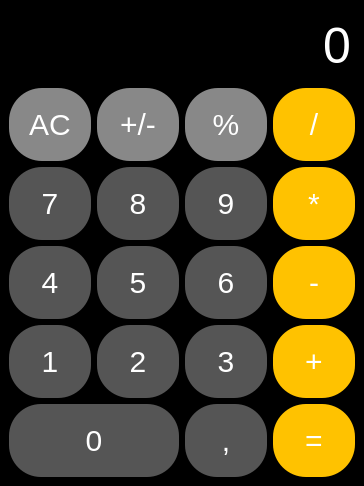
First picture: the form in calcwindow.ui, repository dpopov93/dp93-calculator, before the edit.
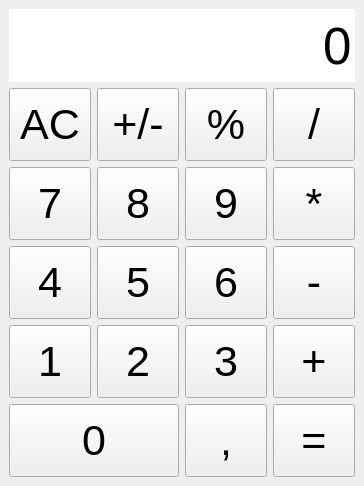
Second picture: the form after the edit. Icons and pictures are not drawn.

The edit to the form file:
```diff
--- a/calcwindow.ui
+++ b/calcwindow.ui
@@ -36,11 +36,6 @@
     <normaloff>:/icon/icon/icon.svg</normaloff>:/icon/icon/icon.svg</iconset>
   </property>
   <widget class="QWidget" name="body">
-   <property name="styleSheet">
-    <string notr="true">QWidget {
-    background-color: #000000;
-}</string>
-   </property>
    <layout class="QHBoxLayout" name="horizontalLayout">
     <item>
      <layout class="QVBoxLayout" name="content">
@@ -54,6 +49,11 @@
             <verstretch>0</verstretch>
            </sizepolicy>
           </property>
+          <property name="font">
+           <font>
+            <pointsize>38</pointsize>
+           </font>
+          </property>
           <property name="mouseTracking">
            <bool>true</bool>
           </property>
@@ -63,14 +63,6 @@
           <property name="contextMenuPolicy">
            <enum>Qt::NoContextMenu</enum>
           </property>
-          <property name="styleSheet">
-           <string notr="true">QLineEdit {
-    background-color: #000000;
-    selection-background-color: #333333;
-    color: #ffffff;
-    font-size: 50px;
-}</string>
-          </property>
           <property name="inputMask">
            <string/>
           </property>
@@ -103,22 +95,10 @@
             <verstretch>0</verstretch>
            </sizepolicy>
           </property>
-          <property name="styleSheet">
-           <string notr="true">QPushButton {
-    background-color: #888888;
-    color: #ffffff;
-    border: none;
-    border-radius: 33px;
-    font: 30px;
-}
-
-QPushButton:hover {
-    background-color: #B3B3B3;
-}
-
-QPushButton:pressed {
-    background-color: #666666;
-}</string>
+          <property name="font">
+           <font>
+            <pointsize>32</pointsize>
+           </font>
           </property>
           <property name="text">
            <string>AC</string>
@@ -133,22 +113,10 @@
             <verstretch>0</verstretch>
            </sizepolicy>
           </property>
-          <property name="styleSheet">
-           <string notr="true">QPushButton {
-    background-color: #888888;
-    color: #ffffff;
-    border: none;
-    border-radius: 33px;
-    font: 30px;
-}
-
-QPushButton:hover {
-    background-color: #B3B3B3;
-}
-
-QPushButton:pressed {
-    background-color: #666666;
-}</string>
+          <property name="font">
+           <font>
+            <pointsize>32</pointsize>
+           </font>
           </property>
           <property name="text">
            <string>+/-</string>
@@ -163,22 +131,10 @@
             <verstretch>0</verstretch>
            </sizepolicy>
           </property>
-          <property name="styleSheet">
-           <string notr="true">QPushButton {
-    background-color: #888888;
-    color: #ffffff;
-    border: none;
-    border-radius: 33px;
-    font: 30px;
-}
-
-QPushButton:hover {
-    background-color: #B3B3B3;
-}
-
-QPushButton:pressed {
-    background-color: #666666;
-}</string>
+          <property name="font">
+           <font>
+            <pointsize>32</pointsize>
+           </font>
           </property>
           <property name="text">
            <string>%</string>
@@ -193,22 +149,10 @@
             <verstretch>0</verstretch>
            </sizepolicy>
           </property>
-          <property name="styleSheet">
-           <string notr="true">QPushButton {
-    background-color: #FFC200;
-    color: #ffffff;
-    border: none;
-    border-radius: 33px;
-    font: 30px;
-}
-
-QPushButton:hover {
-    background-color: #FFD85A;
-}
-
-QPushButton:pressed {
-    background-color: #DBA700;
-}</string>
+          <property name="font">
+           <font>
+            <pointsize>32</pointsize>
+           </font>
           </property>
           <property name="text">
            <string>/</string>
@@ -227,22 +171,10 @@
             <verstretch>0</verstretch>
            </sizepolicy>
           </property>
-          <property name="styleSheet">
-           <string notr="true">QPushButton {
-    background-color: #555555;
-    color: #ffffff;
-    border: none;
-    border-radius: 33px;
-    font: 30px;
-}
-
-QPushButton:hover {
-    background-color: #737373;
-}
-
-QPushButton:pressed {
-    background-color: #333333;
-}</string>
+          <property name="font">
+           <font>
+            <pointsize>32</pointsize>
+           </font>
           </property>
           <property name="text">
            <string>7</string>
@@ -257,22 +189,10 @@
             <verstretch>0</verstretch>
            </sizepolicy>
           </property>
-          <property name="styleSheet">
-           <string notr="true">QPushButton {
-    background-color: #555555;
-    color: #ffffff;
-    border: none;
-    border-radius: 33px;
-    font: 30px;
-}
-
-QPushButton:hover {
-    background-color: #737373;
-}
-
-QPushButton:pressed {
-    background-color: #333333;
-}</string>
+          <property name="font">
+           <font>
+            <pointsize>32</pointsize>
+           </font>
           </property>
           <property name="text">
            <string>8</string>
@@ -287,22 +207,10 @@
             <verstretch>0</verstretch>
            </sizepolicy>
           </property>
-          <property name="styleSheet">
-           <string notr="true">QPushButton {
-    background-color: #555555;
-    color: #ffffff;
-    border: none;
-    border-radius: 33px;
-    font: 30px;
-}
-
-QPushButton:hover {
-    background-color: #737373;
-}
-
-QPushButton:pressed {
-    background-color: #333333;
-}</string>
+          <property name="font">
+           <font>
+            <pointsize>32</pointsize>
+           </font>
           </property>
           <property name="text">
            <string>9</string>
@@ -317,22 +225,10 @@
             <verstretch>0</verstretch>
            </sizepolicy>
           </property>
-          <property name="styleSheet">
-           <string notr="true">QPushButton {
-    background-color: #FFC200;
-    color: #ffffff;
-    border: none;
-    border-radius: 33px;
-    font: 30px;
-}
-
-QPushButton:hover {
-    background-color: #FFD85A;
-}
-
-QPushButton:pressed {
-    background-color: #DBA700;
-}</string>
+          <property name="font">
+           <font>
+            <pointsize>32</pointsize>
+           </font>
           </property>
           <property name="text">
            <string>*</string>
@@ -351,22 +247,10 @@
             <verstretch>0</verstretch>
            </sizepolicy>
           </property>
-          <property name="styleSheet">
-           <string notr="true">QPushButton {
-    background-color: #555555;
-    color: #ffffff;
-    border: none;
-    border-radius: 33px;
-    font: 30px;
-}
-
-QPushButton:hover {
-    background-color: #737373;
-}
-
-QPushButton:pressed {
-    background-color: #333333;
-}</string>
+          <property name="font">
+           <font>
+            <pointsize>32</pointsize>
+           </font>
           </property>
           <property name="text">
            <string>4</string>
@@ -381,22 +265,10 @@
             <verstretch>0</verstretch>
            </sizepolicy>
           </property>
-          <property name="styleSheet">
-           <string notr="true">QPushButton {
-    background-color: #555555;
-    color: #ffffff;
-    border: none;
-    border-radius: 33px;
-    font: 30px;
-}
-
-QPushButton:hover {
-    background-color: #737373;
-}
-
-QPushButton:pressed {
-    background-color: #333333;
-}</string>
+          <property name="font">
+           <font>
+            <pointsize>32</pointsize>
+           </font>
           </property>
           <property name="text">
            <string>5</string>
@@ -411,22 +283,10 @@
             <verstretch>0</verstretch>
            </sizepolicy>
           </property>
-          <property name="styleSheet">
-           <string notr="true">QPushButton {
-    background-color: #555555;
-    color: #ffffff;
-    border: none;
-    border-radius: 33px;
-    font: 30px;
-}
-
-QPushButton:hover {
-    background-color: #737373;
-}
-
-QPushButton:pressed {
-    background-color: #333333;
-}</string>
+          <property name="font">
+           <font>
+            <pointsize>32</pointsize>
+           </font>
           </property>
           <property name="text">
            <string>6</string>
@@ -441,22 +301,10 @@
             <verstretch>0</verstretch>
            </sizepolicy>
           </property>
-          <property name="styleSheet">
-           <string notr="true">QPushButton {
-    background-color: #FFC200;
-    color: #ffffff;
-    border: none;
-    border-radius: 33px;
-    font: 30px;
-}
-
-QPushButton:hover {
-    background-color: #FFD85A;
-}
-
-QPushButton:pressed {
-    background-color: #DBA700;
-}</string>
+          <property name="font">
+           <font>
+            <pointsize>32</pointsize>
+           </font>
           </property>
           <property name="text">
            <string>-</string>
@@ -475,22 +323,10 @@
             <verstretch>0</verstretch>
            </sizepolicy>
           </property>
-          <property name="styleSheet">
-           <string notr="true">QPushButton {
-    background-color: #555555;
-    color: #ffffff;
-    border: none;
-    border-radius: 33px;
-    font: 30px;
-}
-
-QPushButton:hover {
-    background-color: #737373;
-}
-
-QPushButton:pressed {
-    background-color: #333333;
-}</string>
+          <property name="font">
+           <font>
+            <pointsize>32</pointsize>
+           </font>
           </property>
           <property name="text">
            <string>1</string>
@@ -505,22 +341,10 @@
             <verstretch>0</verstretch>
            </sizepolicy>
           </property>
-          <property name="styleSheet">
-           <string notr="true">QPushButton {
-    background-color: #555555;
-    color: #ffffff;
-    border: none;
-    border-radius: 33px;
-    font: 30px;
-}
-
-QPushButton:hover {
-    background-color: #737373;
-}
-
-QPushButton:pressed {
-    background-color: #333333;
-}</string>
+          <property name="font">
+           <font>
+            <pointsize>32</pointsize>
+           </font>
           </property>
           <property name="text">
            <string>2</string>
@@ -535,22 +359,10 @@
             <verstretch>0</verstretch>
            </sizepolicy>
           </property>
-          <property name="styleSheet">
-           <string notr="true">QPushButton {
-    background-color: #555555;
-    color: #ffffff;
-    border: none;
-    border-radius: 33px;
-    font: 30px;
-}
-
-QPushButton:hover {
-    background-color: #737373;
-}
-
-QPushButton:pressed {
-    background-color: #333333;
-}</string>
+          <property name="font">
+           <font>
+            <pointsize>32</pointsize>
+           </font>
           </property>
           <property name="text">
            <string>3</string>
@@ -565,22 +377,10 @@
             <verstretch>0</verstretch>
            </sizepolicy>
           </property>
-          <property name="styleSheet">
-           <string notr="true">QPushButton {
-    background-color: #FFC200;
-    color: #ffffff;
-    border: none;
-    border-radius: 33px;
-    font: 30px;
-}
-
-QPushButton:hover {
-    background-color: #FFD85A;
-}
-
-QPushButton:pressed {
-    background-color: #DBA700;
-}</string>
+          <property name="font">
+           <font>
+            <pointsize>32</pointsize>
+           </font>
           </property>
           <property name="text">
            <string>+</string>
@@ -601,22 +401,10 @@
               <verstretch>0</verstretch>
              </sizepolicy>
             </property>
-            <property name="styleSheet">
-             <string notr="true">QPushButton {
-    background-color: #555555;
-    color: #ffffff;
-    border: none;
-    border-radius: 32px;
-    font: 30px;
-}
-
-QPushButton:hover {
-    background-color: #737373;
-}
-
-QPushButton:pressed {
-    background-color: #333333;
-}</string>
+            <property name="font">
+             <font>
+              <pointsize>32</pointsize>
+             </font>
             </property>
             <property name="text">
              <string>0</string>
@@ -635,22 +423,10 @@
               <verstretch>0</verstretch>
              </sizepolicy>
             </property>
-            <property name="styleSheet">
-             <string notr="true">QPushButton {
-    background-color: #555555;
-    color: #ffffff;
-    border: none;
-    border-radius: 32px;
-    font: 30px;
-}
-
-QPushButton:hover {
-    background-color: #737373;
-}
-
-QPushButton:pressed {
-    background-color: #333333;
-}</string>
+            <property name="font">
+             <font>
+              <pointsize>32</pointsize>
+             </font>
             </property>
             <property name="text">
              <string>,</string>
@@ -665,22 +441,10 @@
               <verstretch>0</verstretch>
              </sizepolicy>
             </property>
-            <property name="styleSheet">
-             <string notr="true">QPushButton {
-    background-color: #FFC200;
-    color: #ffffff;
-    border: none;
-    border-radius: 33px;
-    font: 30px;
-}
-
-QPushButton:hover {
-    background-color: #FFD85A;
-}
-
-QPushButton:pressed {
-    background-color: #DBA700;
-}</string>
+            <property name="font">
+             <font>
+              <pointsize>32</pointsize>
+             </font>
             </property>
             <property name="text">
              <string>=</string>
```
